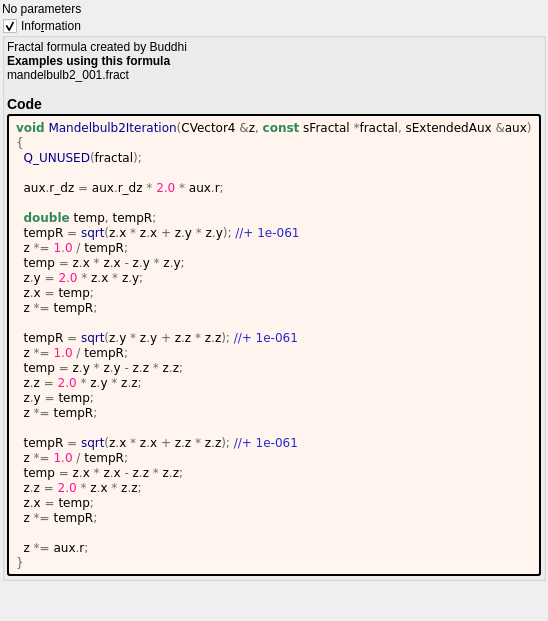
buddhi1980/mandelbulber2, file mandelbulber2/formula/ui/fractal_mandelbulb2.ui: the form before one commit.
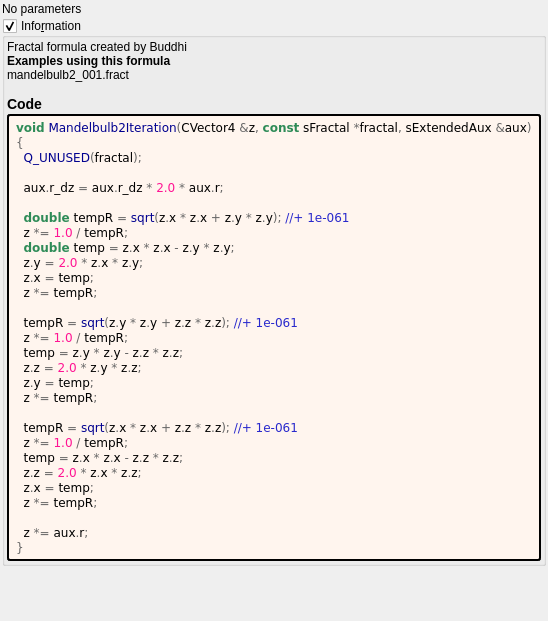
The form after the commit. Custom widgets are drawn as their Qt base class.

```diff
--- a/mandelbulber2/formula/ui/fractal_mandelbulb2.ui
+++ b/mandelbulber2/formula/ui/fractal_mandelbulb2.ui
@@ -94,10 +94,9 @@
 
   aux&lt;span style=&quot;color:#676767&quot;&gt;.&lt;/span&gt;r_dz &lt;span style=&quot;color:#676767&quot;&gt;=&lt;/span&gt; aux&lt;span style=&quot;color:#676767&quot;&gt;.&lt;/span&gt;r_dz &lt;span style=&quot;color:#676767&quot;&gt;*&lt;/span&gt; &lt;span style=&quot;color:#ff1493&quot;&gt;2.0&lt;/span&gt; &lt;span style=&quot;color:#676767&quot;&gt;*&lt;/span&gt; aux&lt;span style=&quot;color:#676767&quot;&gt;.&lt;/span&gt;r&lt;span style=&quot;color:#676767&quot;&gt;;&lt;/span&gt;
 
-  &lt;span style=&quot;color:#2e8b57; font-weight:bold&quot;&gt;double&lt;/span&gt; temp&lt;span style=&quot;color:#676767&quot;&gt;,&lt;/span&gt; tempR&lt;span style=&quot;color:#676767&quot;&gt;;&lt;/span&gt;
-  tempR &lt;span style=&quot;color:#676767&quot;&gt;=&lt;/span&gt; &lt;span style=&quot;color:#00008f&quot;&gt;sqrt&lt;/span&gt;&lt;span style=&quot;color:#676767&quot;&gt;(&lt;/span&gt;z&lt;span style=&quot;color:#676767&quot;&gt;.&lt;/span&gt;x &lt;span style=&quot;color:#676767&quot;&gt;*&lt;/span&gt; z&lt;span style=&quot;color:#676767&quot;&gt;.&lt;/span&gt;x &lt;span style=&quot;color:#676767&quot;&gt;+&lt;/span&gt; z&lt;span style=&quot;color:#676767&quot;&gt;.&lt;/span&gt;y &lt;span style=&quot;color:#676767&quot;&gt;*&lt;/span&gt; z&lt;span style=&quot;color:#676767&quot;&gt;.&lt;/span&gt;y&lt;span style=&quot;color:#676767&quot;&gt;);&lt;/span&gt; &lt;span style=&quot;color:#2929cc&quot;&gt;//+ 1e-061&lt;/span&gt;
+  &lt;span style=&quot;color:#2e8b57; font-weight:bold&quot;&gt;double&lt;/span&gt; tempR &lt;span style=&quot;color:#676767&quot;&gt;=&lt;/span&gt; &lt;span style=&quot;color:#00008f&quot;&gt;sqrt&lt;/span&gt;&lt;span style=&quot;color:#676767&quot;&gt;(&lt;/span&gt;z&lt;span style=&quot;color:#676767&quot;&gt;.&lt;/span&gt;x &lt;span style=&quot;color:#676767&quot;&gt;*&lt;/span&gt; z&lt;span style=&quot;color:#676767&quot;&gt;.&lt;/span&gt;x &lt;span style=&quot;color:#676767&quot;&gt;+&lt;/span&gt; z&lt;span style=&quot;color:#676767&quot;&gt;.&lt;/span&gt;y &lt;span style=&quot;color:#676767&quot;&gt;*&lt;/span&gt; z&lt;span style=&quot;color:#676767&quot;&gt;.&lt;/span&gt;y&lt;span style=&quot;color:#676767&quot;&gt;);&lt;/span&gt; &lt;span style=&quot;color:#2929cc&quot;&gt;//+ 1e-061&lt;/span&gt;
   z &lt;span style=&quot;color:#676767&quot;&gt;*=&lt;/span&gt; &lt;span style=&quot;color:#ff1493&quot;&gt;1.0&lt;/span&gt; &lt;span style=&quot;color:#676767&quot;&gt;/&lt;/span&gt; tempR&lt;span style=&quot;color:#676767&quot;&gt;;&lt;/span&gt;
-  temp &lt;span style=&quot;color:#676767&quot;&gt;=&lt;/span&gt; z&lt;span style=&quot;color:#676767&quot;&gt;.&lt;/span&gt;x &lt;span style=&quot;color:#676767&quot;&gt;*&lt;/span&gt; z&lt;span style=&quot;color:#676767&quot;&gt;.&lt;/span&gt;x &lt;span style=&quot;color:#676767&quot;&gt;-&lt;/span&gt; z&lt;span style=&quot;color:#676767&quot;&gt;.&lt;/span&gt;y &lt;span style=&quot;color:#676767&quot;&gt;*&lt;/span&gt; z&lt;span style=&quot;color:#676767&quot;&gt;.&lt;/span&gt;y&lt;span style=&quot;color:#676767&quot;&gt;;&lt;/span&gt;
+  &lt;span style=&quot;color:#2e8b57; font-weight:bold&quot;&gt;double&lt;/span&gt; temp &lt;span style=&quot;color:#676767&quot;&gt;=&lt;/span&gt; z&lt;span style=&quot;color:#676767&quot;&gt;.&lt;/span&gt;x &lt;span style=&quot;color:#676767&quot;&gt;*&lt;/span&gt; z&lt;span style=&quot;color:#676767&quot;&gt;.&lt;/span&gt;x &lt;span style=&quot;color:#676767&quot;&gt;-&lt;/span&gt; z&lt;span style=&quot;color:#676767&quot;&gt;.&lt;/span&gt;y &lt;span style=&quot;color:#676767&quot;&gt;*&lt;/span&gt; z&lt;span style=&quot;color:#676767&quot;&gt;.&lt;/span&gt;y&lt;span style=&quot;color:#676767&quot;&gt;;&lt;/span&gt;
   z&lt;span style=&quot;color:#676767&quot;&gt;.&lt;/span&gt;y &lt;span style=&quot;color:#676767&quot;&gt;=&lt;/span&gt; &lt;span style=&quot;color:#ff1493&quot;&gt;2.0&lt;/span&gt; &lt;span style=&quot;color:#676767&quot;&gt;*&lt;/span&gt; z&lt;span style=&quot;color:#676767&quot;&gt;.&lt;/span&gt;x &lt;span style=&quot;color:#676767&quot;&gt;*&lt;/span&gt; z&lt;span style=&quot;color:#676767&quot;&gt;.&lt;/span&gt;y&lt;span style=&quot;color:#676767&quot;&gt;;&lt;/span&gt;
   z&lt;span style=&quot;color:#676767&quot;&gt;.&lt;/span&gt;x &lt;span style=&quot;color:#676767&quot;&gt;=&lt;/span&gt; temp&lt;span style=&quot;color:#676767&quot;&gt;;&lt;/span&gt;
   z &lt;span style=&quot;color:#676767&quot;&gt;*=&lt;/span&gt; tempR&lt;span style=&quot;color:#676767&quot;&gt;;&lt;/span&gt;
```
